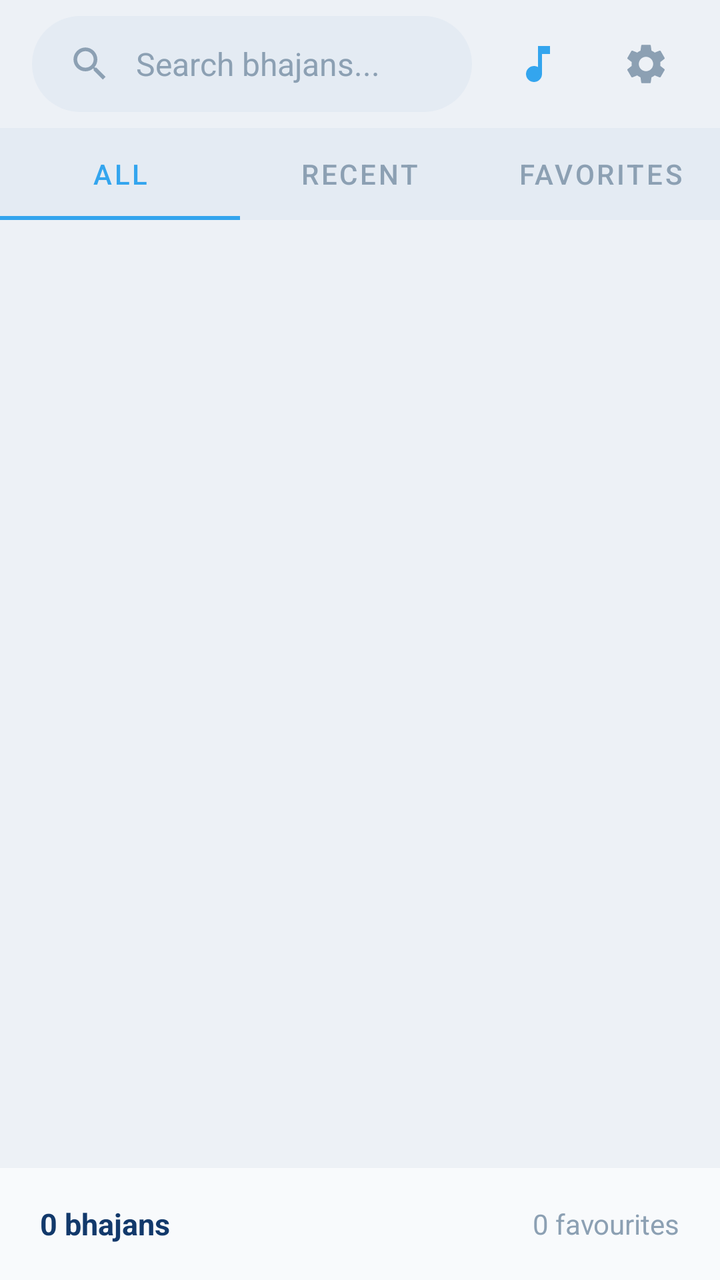
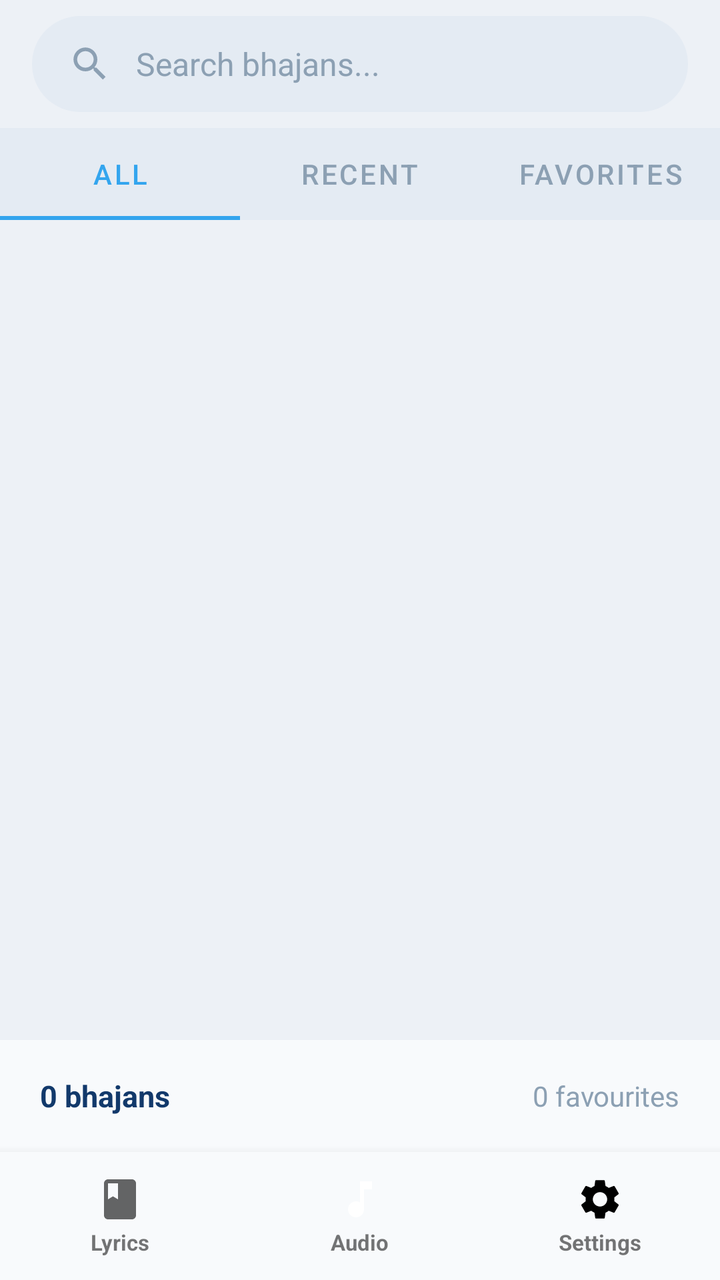

Screens rendered from an Android XML layout before and after an edit, with the pre-edit source and the edit as a unified diff.
<!-- AndroidManifest.xml: application theme Theme.BhajanApp -->
<!-- res/layout/activity_main.xml -->
<?xml version="1.0" encoding="utf-8"?>
<LinearLayout xmlns:android="http://schemas.android.com/apk/res/android"
    xmlns:app="http://schemas.android.com/apk/res-auto"
    android:id="@+id/root"
    android:layout_width="match_parent"
    android:layout_height="match_parent"
    android:orientation="vertical"
    android:background="@color/bg"
    android:focusable="true"
    android:focusableInTouchMode="true"
    android:fitsSystemWindows="true">

    
    <LinearLayout
        android:layout_width="match_parent"
        android:layout_height="64dp"
        android:gravity="center_vertical"
        android:orientation="horizontal"
        android:paddingHorizontal="16dp">

        <LinearLayout
            android:layout_width="0dp"
            android:layout_height="48dp"
            android:layout_weight="1"
            android:background="@drawable/bg_pill"
            android:gravity="center_vertical"
            android:orientation="horizontal"
            android:paddingStart="18dp"
            android:paddingEnd="8dp">
            <ImageView
                android:layout_width="22dp"
                android:layout_height="22dp"
                android:src="@drawable/ic_search"
                android:tint="@color/text_secondary" />
            <EditText
                android:id="@+id/et_search"
                android:layout_width="0dp"
                android:layout_height="match_parent"
                android:layout_weight="1"
                android:background="@android:color/transparent"
                android:hint="Search bhajans..."
                android:imeOptions="actionSearch"
                android:inputType="text"
                android:maxLines="1"
                android:paddingStart="12dp"
                android:textColor="@color/text_primary"
                android:textColorHint="@color/text_secondary"
                android:textSize="16sp" />
            <ImageView
                android:id="@+id/btn_search_clear"
                android:layout_width="36dp"
                android:layout_height="36dp"
                android:background="?attr/selectableItemBackgroundBorderless"
                android:padding="7dp"
                android:src="@drawable/ic_close"
                android:tint="@color/text_secondary"
                android:visibility="gone" />
        </LinearLayout>
        <ImageView
            android:id="@+id/btn_audio"
            android:layout_width="42dp"
            android:layout_height="42dp"
            android:layout_marginStart="12dp"
            android:background="?attr/selectableItemBackgroundBorderless"
            android:padding="9dp"
            android:src="@drawable/ic_music_note"
            android:tint="@color/accent" />

        <ImageView
            android:id="@+id/btn_settings"
            android:layout_width="42dp"
            android:layout_height="42dp"
            android:layout_marginStart="12dp"
            android:background="?attr/selectableItemBackgroundBorderless"
            android:padding="9dp"
            android:src="@drawable/ic_settings"
            android:tint="@color/text_secondary" />
    </LinearLayout>

    <com.google.android.material.tabs.TabLayout
        android:id="@+id/tabs"
        android:layout_width="match_parent"
        android:layout_height="46dp"
        android:background="@color/muted"
        app:tabIndicatorColor="@color/accent"
        app:tabMode="fixed"
        app:tabSelectedTextColor="@color/accent"
        app:tabTextColor="@color/text_secondary">
        <com.google.android.material.tabs.TabItem android:layout_width="wrap_content" android:layout_height="wrap_content" android:text="All" />
        <com.google.android.material.tabs.TabItem android:layout_width="wrap_content" android:layout_height="wrap_content" android:text="Recent" />
        <com.google.android.material.tabs.TabItem android:layout_width="wrap_content" android:layout_height="wrap_content" android:text="Favorites" />
    </com.google.android.material.tabs.TabLayout>

    <androidx.recyclerview.widget.RecyclerView
        android:id="@+id/rv_categories"
        android:layout_width="match_parent"
        android:layout_height="wrap_content"
        android:clipToPadding="false"
        android:paddingHorizontal="12dp"
        android:paddingVertical="10dp" />

    <androidx.recyclerview.widget.RecyclerView
        android:id="@+id/recyclerView"
        android:layout_width="match_parent"
        android:layout_height="0dp"
        android:layout_weight="1"
        android:clipToPadding="false"
        android:paddingBottom="12dp" />

    <LinearLayout
        android:layout_width="match_parent"
        android:layout_height="56dp"
        android:background="@color/card"
        android:gravity="center_vertical"
        android:orientation="horizontal"
        android:paddingHorizontal="20dp">
        <TextView
            android:id="@+id/tv_count"
            android:layout_width="wrap_content"
            android:layout_height="wrap_content"
            android:text="0 bhajans"
            android:textColor="@color/text_primary"
            android:textSize="15sp"
            android:textStyle="bold" />
        <View android:layout_width="0dp" android:layout_height="1dp" android:layout_weight="1" />
        <TextView
            android:id="@+id/btn_clear_all"
            android:layout_width="wrap_content"
            android:layout_height="38dp"
            android:background="@drawable/bg_pill"
            android:gravity="center"
            android:paddingHorizontal="16dp"
            android:text="Clear All"
            android:textColor="@color/red"
            android:textSize="13sp"
            android:textStyle="bold"
            android:visibility="gone" />
        <TextView
            android:id="@+id/tv_fav_count"
            android:layout_width="wrap_content"
            android:layout_height="wrap_content"
            android:layout_marginStart="12dp"
            android:text="0 favourites"
            android:textColor="@color/text_secondary"
            android:textSize="14sp" />
    </LinearLayout>
</LinearLayout>
<!-- resources referenced by this layout -->
<resources>
  <color name="accent">#33A5EE</color>
  <color name="bg">#EDF1F6</color>
  <color name="card">#F8FAFC</color>
  <color name="muted">#E4EBF3</color>
  <color name="red">#D94550</color>
  <color name="text_primary">#12396B</color>
  <color name="text_secondary">#8CA0B3</color>
  <!-- drawable bg_pill (drawable) -->
  <shape xmlns:android="http://schemas.android.com/apk/res/android" android:shape="rectangle">
      <solid android:color="@color/muted" />
      <corners android:radius="26dp" />
  </shape>
  <!-- drawable ic_close (drawable) -->
  <vector xmlns:android="http://schemas.android.com/apk/res/android" android:width="24dp" android:height="24dp" android:viewportWidth="24" android:viewportHeight="24">
      <path android:fillColor="#FF000000" android:pathData="M19,6.41L17.59,5 12,10.59 6.41,5 5,6.41 10.59,12 5,17.59 6.41,19 12,13.41 17.59,19 19,17.59 13.41,12z"/>
  </vector>
  <!-- drawable ic_music_note (drawable) -->
  <vector xmlns:android="http://schemas.android.com/apk/res/android"
      android:width="24dp"
      android:height="24dp"
      android:viewportWidth="24"
      android:viewportHeight="24">
      <path
          android:fillColor="#FFFFFF"
          android:pathData="M12,3v10.55c-0.59,-0.34 -1.27,-0.55 -2,-0.55 -2.21,0 -4,1.79 -4,4s1.79,4 4,4 4,-1.79 4,-4V7h4V3h-6z"/>
  </vector>
  <!-- drawable ic_search (drawable) -->
  <vector xmlns:android="http://schemas.android.com/apk/res/android" android:width="24dp" android:height="24dp" android:viewportWidth="24" android:viewportHeight="24">
      <path android:fillColor="#FF000000" android:pathData="M15.5,14h-0.79l-0.28,-0.27C15.41,12.59 16,11.11 16,9.5 16,5.91 13.09,3 9.5,3S3,5.91 3,9.5 5.91,16 9.5,16c1.61,0 3.09,-0.59 4.23,-1.57l0.27,0.28v0.79l5,4.99L20.49,19l-4.99,-5zM9.5,14C7.01,14 5,11.99 5,9.5S7.01,5 9.5,5 14,7.01 14,9.5 11.99,14 9.5,14z"/>
  </vector>
  <!-- drawable ic_settings (drawable) -->
  <vector xmlns:android="http://schemas.android.com/apk/res/android" android:width="24dp" android:height="24dp" android:viewportWidth="24" android:viewportHeight="24">
      <path android:fillColor="#FF000000" android:pathData="M19.14,12.94c0.04,-0.3 0.06,-0.61 0.06,-0.94c0,-0.32 -0.02,-0.64 -0.07,-0.94l2.03,-1.58c0.18,-0.14 0.23,-0.41 0.12,-0.61l-1.92,-3.32c-0.12,-0.22 -0.37,-0.29 -0.59,-0.22l-2.39,0.96c-0.5,-0.38 -1.03,-0.7 -1.62,-0.94L14.4,2.81c-0.04,-0.24 -0.24,-0.41 -0.48,-0.41h-3.84c-0.24,0 -0.43,0.17 -0.47,0.41L9.25,5.35C8.66,5.59 8.12,5.92 7.63,6.29L5.24,5.33c-0.22,-0.08 -0.47,0 -0.59,0.22L2.74,8.87C2.62,9.08 2.66,9.34 2.86,9.48l2.03,1.58C4.84,11.36 4.8,11.69 4.8,12s0.02,0.64 0.07,0.94l-2.03,1.58c-0.18,0.14 -0.23,0.41 -0.12,0.61l1.92,3.32c0.12,0.22 0.37,0.29 0.59,0.22l2.39,-0.96c0.5,0.38 1.03,0.7 1.62,0.94l0.36,2.54c0.05,0.24 0.24,0.41 0.48,0.41h3.84c0.24,0 0.44,-0.17 0.47,-0.41l0.36,-2.54c0.59,-0.24 1.13,-0.56 1.62,-0.94l2.39,0.96c0.22,0.08 0.47,0 0.59,-0.22l1.92,-3.32c0.12,-0.22 0.07,-0.47 -0.12,-0.61L19.14,12.94zM12,15.6c-1.98,0 -3.6,-1.62 -3.6,-3.6s1.62,-3.6 3.6,-3.6s3.6,1.62 3.6,3.6S13.98,15.6 12,15.6z"/>
  </vector>
  <style name="Theme.BhajanApp" parent="Theme.MaterialComponents.DayNight.NoActionBar">
          <item name="colorPrimary">@color/accent</item>
          <item name="android:statusBarColor">@color/bg</item>
          <item name="android:windowLightStatusBar">true</item>
      </style>
</resources>

<!-- the commit's change to res/layout/activity_main.xml (unified diff, before → after) -->
@@ -56,25 +56,6 @@
                 android:tint="@color/text_secondary"
                 android:visibility="gone" />
         </LinearLayout>
-        <ImageView
-            android:id="@+id/btn_audio"
-            android:layout_width="42dp"
-            android:layout_height="42dp"
-            android:layout_marginStart="12dp"
-            android:background="?attr/selectableItemBackgroundBorderless"
-            android:padding="9dp"
-            android:src="@drawable/ic_music_note"
-            android:tint="@color/accent" />
-
-        <ImageView
-            android:id="@+id/btn_settings"
-            android:layout_width="42dp"
-            android:layout_height="42dp"
-            android:layout_marginStart="12dp"
-            android:background="?attr/selectableItemBackgroundBorderless"
-            android:padding="9dp"
-            android:src="@drawable/ic_settings"
-            android:tint="@color/text_secondary" />
     </LinearLayout>
 
     <com.google.android.material.tabs.TabLayout
@@ -144,4 +125,82 @@
             android:textColor="@color/text_secondary"
             android:textSize="14sp" />
     </LinearLayout>
+
+    <include layout="@layout/view_bottom_nav" />
 </LinearLayout>
+<!-- res/layout/view_bottom_nav.xml (included above) -->
+<?xml version="1.0" encoding="utf-8"?>
+<LinearLayout xmlns:android="http://schemas.android.com/apk/res/android"
+    android:id="@+id/bottom_nav"
+    android:layout_width="match_parent"
+    android:layout_height="64dp"
+    android:background="@color/card"
+    android:elevation="8dp"
+    android:orientation="horizontal">
+    <LinearLayout
+        android:id="@+id/nav_lyrics"
+        android:layout_width="0dp"
+        android:layout_height="match_parent"
+        android:layout_weight="1"
+        android:background="?attr/selectableItemBackground"
+        android:gravity="center"
+        android:orientation="vertical">
+        <ImageView
+            android:id="@+id/nav_lyrics_icon"
+            android:layout_width="24dp"
+            android:layout_height="24dp"
+            android:src="@drawable/ic_book" />
+        <TextView
+            android:id="@+id/nav_lyrics_label"
+            android:layout_width="wrap_content"
+            android:layout_height="wrap_content"
+            android:layout_marginTop="2dp"
+            android:text="Lyrics"
+            android:textSize="11sp"
+            android:textStyle="bold" />
+    </LinearLayout>
+    <LinearLayout
+        android:id="@+id/nav_audio"
+        android:layout_width="0dp"
+        android:layout_height="match_parent"
+        android:layout_weight="1"
+        android:background="?attr/selectableItemBackground"
+        android:gravity="center"
+        android:orientation="vertical">
+        <ImageView
+            android:id="@+id/nav_audio_icon"
+            android:layout_width="24dp"
+            android:layout_height="24dp"
+            android:src="@drawable/ic_music_note" />
+        <TextView
+            android:id="@+id/nav_audio_label"
+            android:layout_width="wrap_content"
+            android:layout_height="wrap_content"
+            android:layout_marginTop="2dp"
+            android:text="Audio"
+            android:textSize="11sp"
+            android:textStyle="bold" />
+    </LinearLayout>
+    <LinearLayout
+        android:id="@+id/nav_settings"
+        android:layout_width="0dp"
+        android:layout_height="match_parent"
+        android:layout_weight="1"
+        android:background="?attr/selectableItemBackground"
+        android:gravity="center"
+        android:orientation="vertical">
+        <ImageView
+            android:id="@+id/nav_settings_icon"
+            android:layout_width="24dp"
+            android:layout_height="24dp"
+            android:src="@drawable/ic_settings" />
+        <TextView
+            android:id="@+id/nav_settings_label"
+            android:layout_width="wrap_content"
+            android:layout_height="wrap_content"
+            android:layout_marginTop="2dp"
+            android:text="Settings"
+            android:textSize="11sp"
+            android:textStyle="bold" />
+    </LinearLayout>
+</LinearLayout>
<!-- resource entries referenced after the edit -->
@@ -12,6 +12,14 @@
       <solid android:color="@color/muted" />
       <corners android:radius="26dp" />
   </shape>
+  <!-- drawable ic_book (drawable) -->
+  <vector xmlns:android="http://schemas.android.com/apk/res/android"
+      android:width="24dp" android:height="24dp"
+      android:viewportWidth="24" android:viewportHeight="24"
+      android:tint="?attr/colorControlNormal">
+      <path android:fillColor="@android:color/white"
+          android:pathData="M18,2H6C4.9,2 4,2.9 4,4v16c0,1.1 0.9,2 2,2h12c1.1,0 2,-0.9 2,-2V4C20,2.9 19.1,2 18,2zM6,4h5v8l-2.5,-1.5L6,12V4z"/>
+  </vector>
   <!-- drawable ic_close (drawable) -->
   <vector xmlns:android="http://schemas.android.com/apk/res/android" android:width="24dp" android:height="24dp" android:viewportWidth="24" android:viewportHeight="24">
       <path android:fillColor="#FF000000" android:pathData="M19,6.41L17.59,5 12,10.59 6.41,5 5,6.41 10.59,12 5,17.59 6.41,19 12,13.41 17.59,19 19,17.59 13.41,12z"/>
